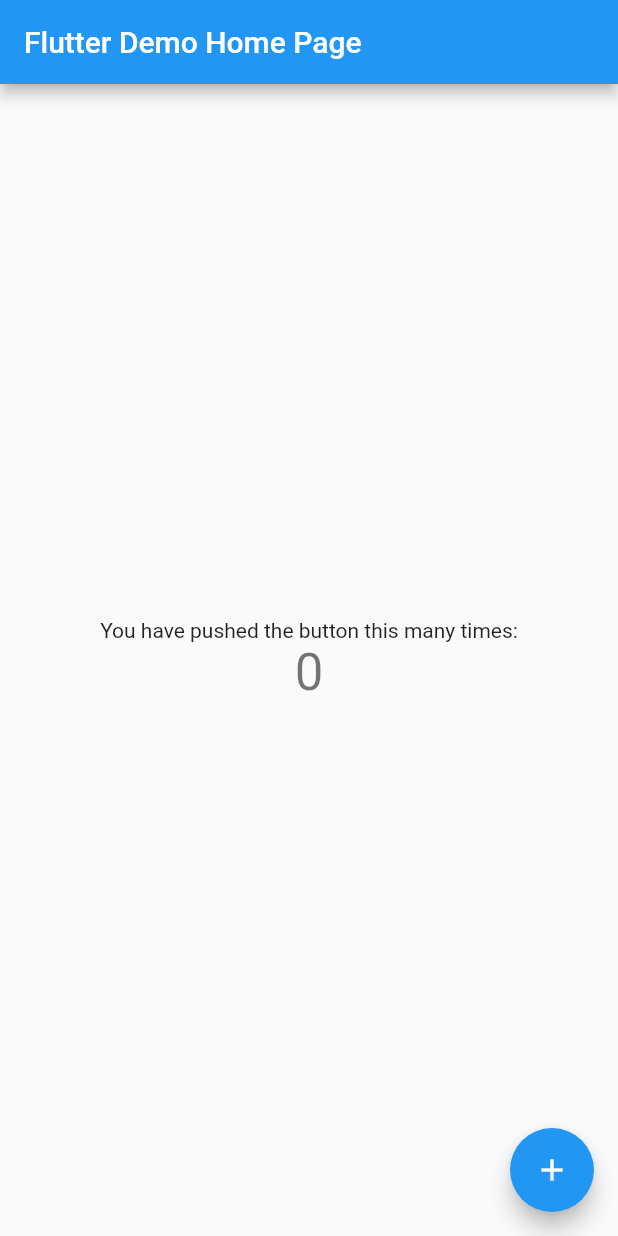
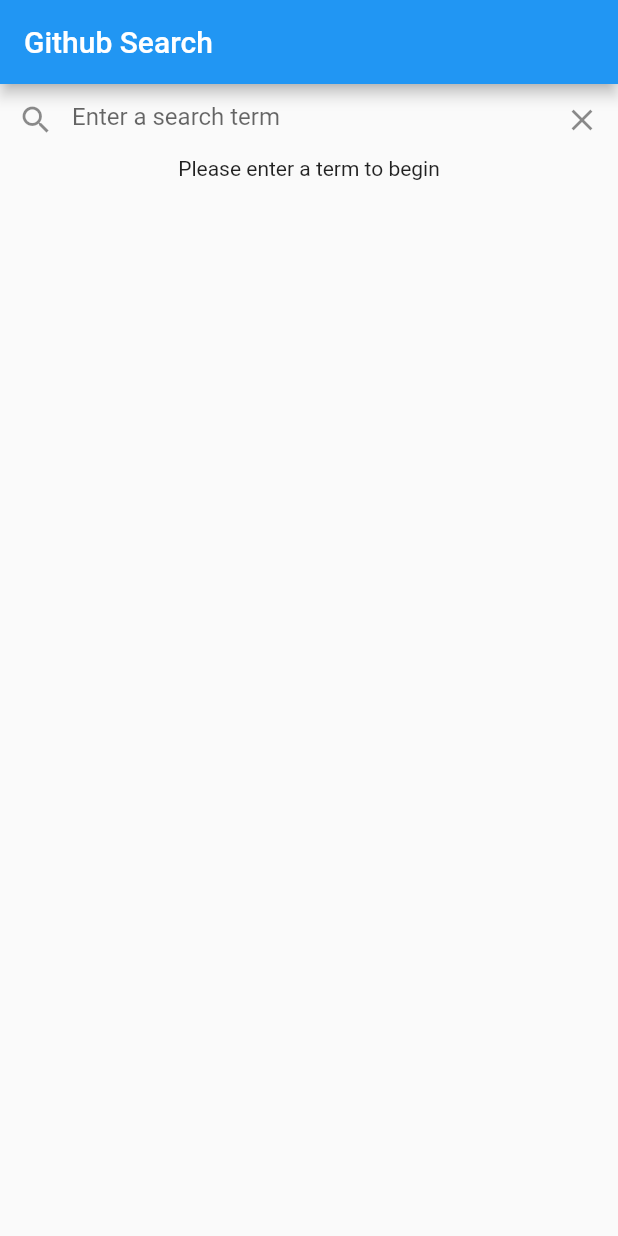
Before and after one commit to billy0402/flutter-github-search, a Flutter app: the screen it shows after launch, on a phone screen of 412 x 824 dp. Run offline on Flutter 3.47's test engine with Material 2 defaults, Android fonts, the light colour scheme and no system bars; our stand-ins replace bloc, equatable, flutter_bloc, stream_transform.

Commit message:
feat(app): finish app

```diff
--- a/flutter_github_search/lib/main.dart
+++ b/flutter_github_search/lib/main.dart
@@ -1,115 +1,34 @@
+import 'package:common_github_search/common_github_search.dart';
 import 'package:flutter/material.dart';
+import 'package:flutter_bloc/flutter_bloc.dart';
+
+import 'widgets/search_form.dart';
 
 void main() {
-  runApp(const MyApp());
+  final GithubRepository githubRepository = GithubRepository(
+    GithubCache(),
+    GithubClient(),
+  );
+
+  runApp(MyApp(githubRepository: githubRepository));
 }
 
 class MyApp extends StatelessWidget {
-  const MyApp({Key? key}) : super(key: key);
+  const MyApp({Key? key, required this.githubRepository}) : super(key: key);
 
-  // This widget is the root of your application.
+  final GithubRepository githubRepository;
+
   @override
   Widget build(BuildContext context) {
     return MaterialApp(
-      title: 'Flutter Demo',
-      theme: ThemeData(
-        // This is the theme of your application.
-        //
-        // Try running your application with "flutter run". You'll see the
-        // application has a blue toolbar. Then, without quitting the app, try
-        // changing the primarySwatch below to Colors.green and then invoke
-        // "hot reload" (press "r" in the console where you ran "flutter run",
-        // or simply save your changes to "hot reload" in a Flutter IDE).
-        // Notice that the counter didn't reset back to zero; the application
-        // is not restarted.
-        primarySwatch: Colors.blue,
+      title: 'Github Search',
+      home: Scaffold(
+        appBar: AppBar(title: const Text('Github Search')),
+        body: BlocProvider<GithubSearchBloc>(
+          create: (_) => GithubSearchBloc(githubRepository: githubRepository),
+          child: const SearchForm(),
+        ),
       ),
-      home: const MyHomePage(title: 'Flutter Demo Home Page'),
     );
   }
 }
-
-class MyHomePage extends StatefulWidget {
-  const MyHomePage({Key? key, required this.title}) : super(key: key);
-
-  // This widget is the home page of your application. It is stateful, meaning
-  // that it has a State object (defined below) that contains fields that affect
-  // how it looks.
-
-  // This class is the configuration for the state. It holds the values (in this
-  // case the title) provided by the parent (in this case the App widget) and
-  // used by the build method of the State. Fields in a Widget subclass are
-  // always marked "final".
-
-  final String title;
-
-  @override
-  State<MyHomePage> createState() => _MyHomePageState();
-}
-
-class _MyHomePageState extends State<MyHomePage> {
-  int _counter = 0;
-
-  void _incrementCounter() {
-    setState(() {
-      // This call to setState tells the Flutter framework that something has
-      // changed in this State, which causes it to rerun the build method below
-      // so that the display can reflect the updated values. If we changed
-      // _counter without calling setState(), then the build method would not be
-      // called again, and so nothing would appear to happen.
-      _counter++;
-    });
-  }
-
-  @override
-  Widget build(BuildContext context) {
-    // This method is rerun every time setState is called, for instance as done
-    // by the _incrementCounter method above.
-    //
-    // The Flutter framework has been optimized to make rerunning build methods
-    // fast, so that you can just rebuild anything that needs updating rather
-    // than having to individually change instances of widgets.
-    return Scaffold(
-      appBar: AppBar(
-        // Here we take the value from the MyHomePage object that was created by
-        // the App.build method, and use it to set our appbar title.
-        title: Text(widget.title),
-      ),
-      body: Center(
-        // Center is a layout widget. It takes a single child and positions it
-        // in the middle of the parent.
-        child: Column(
-          // Column is also a layout widget. It takes a list of children and
-          // arranges them vertically. By default, it sizes itself to fit its
-          // children horizontally, and tries to be as tall as its parent.
-          //
-          // Invoke "debug painting" (press "p" in the console, choose the
-          // "Toggle Debug Paint" action from the Flutter Inspector in Android
-          // Studio, or the "Toggle Debug Paint" command in Visual Studio Code)
-          // to see the wireframe for each widget.
-          //
-          // Column has various properties to control how it sizes itself and
-          // how it positions its children. Here we use mainAxisAlignment to
-          // center the children vertically; the main axis here is the vertical
-          // axis because Columns are vertical (the cross axis would be
-          // horizontal).
-          mainAxisAlignment: MainAxisAlignment.center,
-          children: <Widget>[
-            const Text(
-              'You have pushed the button this many times:',
-            ),
-            Text(
-              '$_counter',
-              style: Theme.of(context).textTheme.headline4,
-            ),
-          ],
-        ),
-      ),
-      floatingActionButton: FloatingActionButton(
-        onPressed: _incrementCounter,
-        tooltip: 'Increment',
-        child: const Icon(Icons.add),
-      ), // This trailing comma makes auto-formatting nicer for build methods.
-    );
-  }
-}
--- /dev/null
+++ b/flutter_github_search/lib/widgets/search_bar.dart
@@ -0,0 +1,54 @@
+import 'package:common_github_search/common_github_search.dart';
+import 'package:flutter/material.dart';
+import 'package:flutter_bloc/flutter_bloc.dart';
+
+class SearchBar extends StatefulWidget {
+  const SearchBar({Key? key}) : super(key: key);
+
+  @override
+  State<SearchBar> createState() => SearchBarState();
+}
+
+class SearchBarState extends State<SearchBar> {
+  final TextEditingController _textController = TextEditingController();
+  late GithubSearchBloc _githubSearchBloc;
+
+  @override
+  void initState() {
+    super.initState();
+    _githubSearchBloc = context.read<GithubSearchBloc>();
+  }
+
+  @override
+  void dispose() {
+    _textController.dispose();
+    super.dispose();
+  }
+
+  @override
+  Widget build(BuildContext context) {
+    return TextField(
+      controller: _textController,
+      autocorrect: false,
+      onChanged: (text) {
+        _githubSearchBloc.add(
+          TextChanged(text: text),
+        );
+      },
+      decoration: InputDecoration(
+        prefixIcon: const Icon(Icons.search),
+        suffixIcon: GestureDetector(
+          onTap: _onClearTapped,
+          child: const Icon(Icons.clear),
+        ),
+        border: InputBorder.none,
+        hintText: 'Enter a search term',
+      ),
+    );
+  }
+
+  void _onClearTapped() {
+    _textController.text = '';
+    _githubSearchBloc.add(const TextChanged(text: ''));
+  }
+}
--- /dev/null
+++ b/flutter_github_search/lib/widgets/search_body.dart
@@ -0,0 +1,29 @@
+import 'package:common_github_search/common_github_search.dart';
+import 'package:flutter/material.dart';
+import 'package:flutter_bloc/flutter_bloc.dart';
+
+import 'search_results.dart';
+
+class SearchBody extends StatelessWidget {
+  const SearchBody({Key? key}) : super(key: key);
+
+  @override
+  Widget build(BuildContext context) {
+    return BlocBuilder<GithubSearchBloc, GithubSearchState>(
+      builder: (BuildContext context, GithubSearchState state) {
+        if (state is SearchStateLoading) {
+          return const CircularProgressIndicator();
+        }
+        if (state is SearchStateError) {
+          return Text(state.error);
+        }
+        if (state is SearchStateSuccess) {
+          return state.items.isEmpty
+              ? const Text('No Results')
+              : Expanded(child: SearchResults(items: state.items));
+        }
+        return const Text('Please enter a term to begin');
+      },
+    );
+  }
+}
--- /dev/null
+++ b/flutter_github_search/lib/widgets/search_form.dart
@@ -0,0 +1,18 @@
+import 'package:flutter/material.dart';
+
+import 'search_bar.dart';
+import 'search_body.dart';
+
+class SearchForm extends StatelessWidget {
+  const SearchForm({Key? key}) : super(key: key);
+
+  @override
+  Widget build(BuildContext context) {
+    return Column(
+      children: const <Widget>[
+        SearchBar(),
+        SearchBody(),
+      ],
+    );
+  }
+}
```
Also changed, not shown: flutter_github_search/lib/widgets/search_result_item.dart (added, +25 -0 lines), flutter_github_search/lib/widgets/search_results.dart (added, +21 -0 lines).
